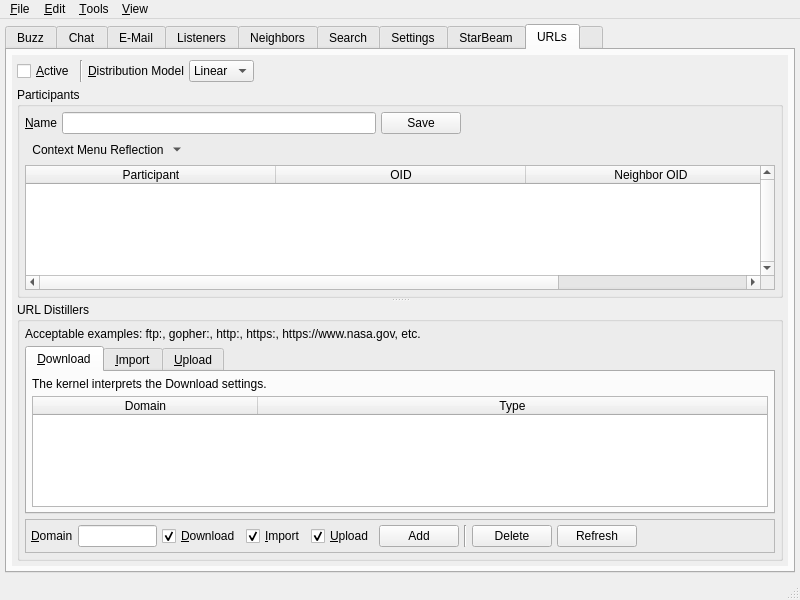
Old version of the form branches/trunk/UI/spot-on-controlcenter.ui in the repository textbrowser/spot-on.
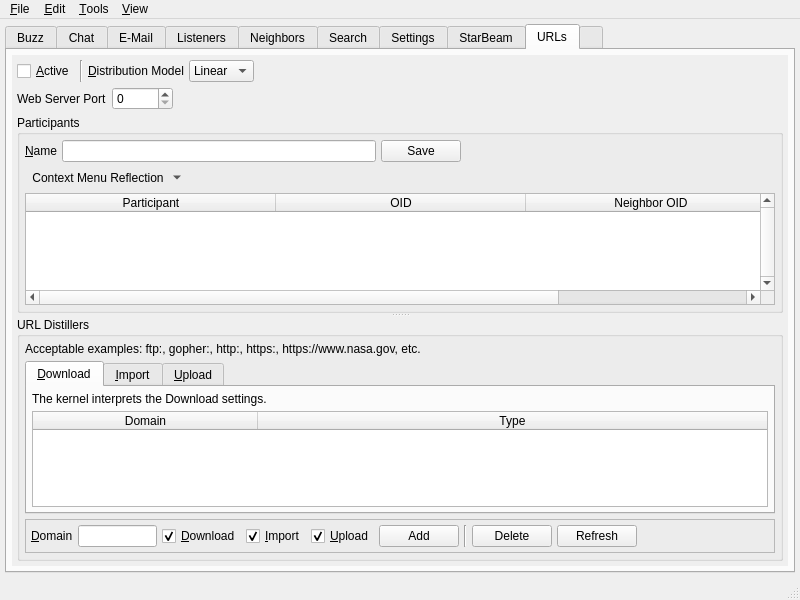
New version of the form. The open tabs and pages were chosen to show the change. Icons and pictures are not drawn. Custom widgets are drawn as their Qt base class.

Commit message: Web server port widget.

```diff
--- a/branches/trunk/UI/spot-on-controlcenter.ui
+++ b/branches/trunk/UI/spot-on-controlcenter.ui
@@ -7532,9 +7532,9 @@
            <property name="geometry">
             <rect>
              <x>0</x>
-             <y>-31</y>
+             <y>0</y>
              <width>760</width>
-             <height>523</height>
+             <height>557</height>
             </rect>
            </property>
            <layout class="QVBoxLayout" name="verticalLayout_58">
@@ -7606,6 +7606,46 @@
               </item>
              </layout>
             </item>
+            <item>
+             <layout class="QHBoxLayout" name="horizontalLayout_46">
+              <item>
+               <widget class="QLabel" name="label_102">
+                <property name="text">
+                 <string>Web Server Port</string>
+                </property>
+               </widget>
+              </item>
+              <item>
+               <widget class="QSpinBox" name="web_server_port">
+                <property name="toolTip">
+                 <string>A positive values enables the UI's Web server machine.</string>
+                </property>
+                <property name="minimum">
+                 <number>0</number>
+                </property>
+                <property name="maximum">
+                 <number>65535</number>
+                </property>
+                <property name="value">
+                 <number>0</number>
+                </property>
+               </widget>
+              </item>
+              <item>
+               <spacer name="horizontalSpacer_16">
+                <property name="orientation">
+                 <enum>Qt::Horizontal</enum>
+                </property>
+                <property name="sizeHint" stdset="0">
+                 <size>
+                  <width>40</width>
+                  <height>20</height>
+                 </size>
+                </property>
+               </spacer>
+              </item>
+             </layout>
+            </item>
             <item>
              <widget class="QSplitter" name="urlsVerticalSplitter">
               <property name="orientation">
```
Left out of the diff: 10 changed lines with no effect on the pictures. The commit also changes 1 other file.
